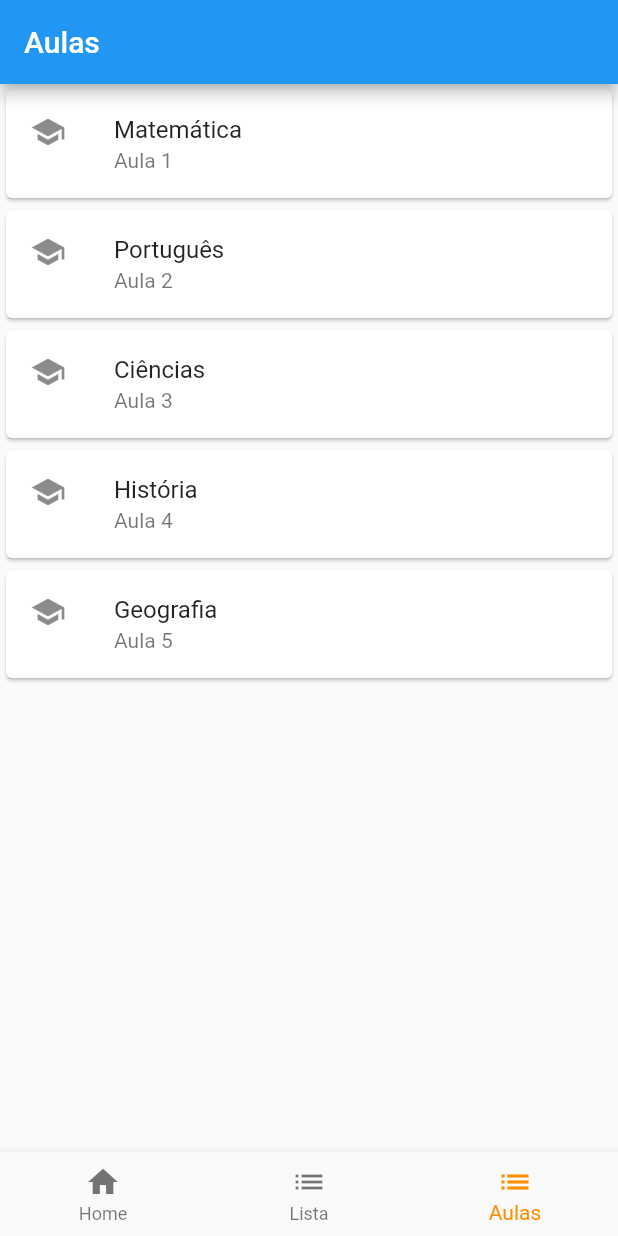
After one commit to joaoroberto01/Chamada, a Flutter app: the screen it shows after launch, item 3 of the bottom bar chosen, on a phone screen of 412 x 824 dp. The commit adds this screen. Run offline on Flutter 3.47's test engine with Material 2 defaults, Android fonts, the phone set to English and light mode, and no system bars; our stand-ins replace flutter_card_swiper.

Commit message:
Fase inicial de desenvolvimento das telas listagem de aulas e modal para confirmação de presença. UI/UX passará por aprimoramentos.

```diff
--- a/lib/example_card.dart
+++ b/lib/example_card.dart
@@ -19,7 +19,7 @@ class ExampleCard extends StatelessWidget {
         color: Colors.white,
         boxShadow: [
           BoxShadow(
-            color: Colors.grey.withOpacity(0.2),
+            color: Colors.grey.withOpacity(0.04),
             spreadRadius: 3,
             blurRadius: 7,
             offset: const Offset(0, 3),
--- a/lib/main.dart
+++ b/lib/main.dart
@@ -1,117 +1,70 @@
+import 'package:chamada/tela_aulas.dart';
 import 'package:flutter/material.dart';
-import 'package:flutter_card_swiper/flutter_card_swiper.dart';
+import 'lista_aulas.dart';
+import 'tela_aulas.dart';
 
-import 'example_card.dart';
-import 'example_candidate_model.dart';
+void main() => runApp(const MyApp());
 
-void main() {
-  runApp(
-    const MaterialApp(
+class MyApp extends StatelessWidget {
+  const MyApp({Key? key}) : super(key: key);
+
+  @override
+  Widget build(BuildContext context) {
+    return const MaterialApp(
       debugShowCheckedModeBanner: false,
-      home: Example(),
-    ),
+      title: 'Minha App Flutter',
+      home: MyHomePage(),
     );
   }
+}
 
-class Example extends StatefulWidget {
-  const Example({
-    Key? key,
-  }) : super(key: key);
+class MyHomePage extends StatefulWidget {
+  const MyHomePage({Key? key}) : super(key: key);
 
   @override
-  State<Example> createState() => _ExamplePageState();
+  _MyHomePageState createState() => _MyHomePageState();
 }
 
-class _ExamplePageState extends State<Example> {
-  final CardSwiperController controller = CardSwiperController();
+class _MyHomePageState extends State<MyHomePage> {
+  int _selectedIndex = 0;
 
-  final cards = candidates.map((candidate) => ExampleCard(candidate)).toList();
+  static List<Widget> _widgetOptions = <Widget>[
+    const Text('Tela Home'),
+    Example(),
+    TelaAulas(),
+  ];
+
+  void _onItemTapped(int index) {
+    setState(() {
+      _selectedIndex = index;
+    });
+  }
 
   @override
   Widget build(BuildContext context) {
     return Scaffold(
-      body: SafeArea(
-        child: Column(
-          children: [
-            Flexible(
-              child: CardSwiper(
-                controller: controller,
-                cardsCount: cards.length,
-                numberOfCardsDisplayed: cards.length,
-                isLoop: false,
-                onSwipe: _onSwipe,
-                onUndo: _onUndo,
-                onEnd:  (){ print("ACABO"); },
-                padding: const EdgeInsets.all(24.0),
-                cardBuilder: (context, index) => cards[index],
-                isVerticalSwipingEnabled: false,
+      body: Center(
+        child: _widgetOptions.elementAt(_selectedIndex),
       ),
+      bottomNavigationBar: BottomNavigationBar(
+        items: const <BottomNavigationBarItem>[
+          BottomNavigationBarItem(
+            icon: Icon(Icons.home),
+            label: 'Home',
           ),
-            Padding(
-              padding: const EdgeInsets.all(16.0),
-              child: Row(
-                mainAxisAlignment: MainAxisAlignment.spaceEvenly,
-                children: [
-                  // FloatingActionButton(
-                  //   onPressed: controller.undo,
-                  //   child: const Icon(Icons.rotate_left),
-                  // ),
-                  // FloatingActionButton(
-                  //   onPressed: controller.swipe,
-                  //   child: const Icon(Icons.rotate_right),
-                  // ),
-                  FloatingActionButton(
-                    onPressed: controller.swipeLeft,
-                    backgroundColor: Colors.red,
-                    elevation: 0,
-                    child: const Icon(Icons.close),
+          BottomNavigationBarItem(
+            icon: Icon(Icons.list),
+            label: 'Lista',
           ),
-                  FloatingActionButton(
-                    onPressed: controller.swipeRight,
-                    backgroundColor: Colors.green,
-                    elevation: 0,
-                    child: const Icon(Icons.done),
-                  ),
-                  FloatingActionButton(
-                    onPressed: controller.undo,
-                    child: const Icon(Icons.undo),
-                  ),
-                  // FloatingActionButton(
-                  //   onPressed: controller.swipeTop,
-                  //   child: const Icon(Icons.keyboard_arrow_up),
-                  // ),
-                  // FloatingActionButton(
-                  //   onPressed: controller.swipeBottom,
-                  //   child: const Icon(Icons.keyboard_arrow_down),
-                  // ),
-                ],
-              ),
+          BottomNavigationBarItem(
+            icon: Icon(Icons.list),
+            label: 'Aulas',
           ),
         ],
-        ),
+        currentIndex: _selectedIndex,
+        selectedItemColor: Colors.amber[800],
+        onTap: _onItemTapped,
       ),
     );
   }
-
-  bool _onSwipe(
-      int previousIndex,
-      int? currentIndex,
-      CardSwiperDirection direction,
-      ) {
-    debugPrint(
-      'The card $previousIndex was swiped to the ${direction.name}. Now the card $currentIndex is on top',
-    );
-    return true;
 }
-
-  bool _onUndo(
-      int? previousIndex,
-      int currentIndex,
-      CardSwiperDirection direction,
-      ) {
-    debugPrint(
-      'The card $currentIndex was undod from the ${direction.name}',
-    );
-    return true;
-  }
-}
--- /dev/null
+++ b/lib/tela_aulas.dart
@@ -0,0 +1,88 @@
+import 'package:flutter/material.dart';
+
+class Aula {
+  final int id;
+  final String nome;
+  final String professor;
+
+  Aula({required this.id, required this.nome, required this.professor});
+}
+
+class TelaAulas extends StatelessWidget {
+  final List<Aula> aulas = [
+    Aula(id: 1, nome: "Matemática", professor: "João Silva"),
+    Aula(id: 2, nome: "Português", professor: "Maria Souza"),
+    Aula(id: 3, nome: "Ciências", professor: "José Santos"),
+    Aula(id: 4, nome: "História", professor: "Ana Oliveira"),
+    Aula(id: 5, nome: "Geografia", professor: "Pedro Mendes"),
+  ];
+
+  @override
+  Widget build(BuildContext context) {
+    return Scaffold(
+      appBar: AppBar(
+        title: Text("Aulas"),
+      ),
+      body: ListView.builder(
+        itemCount: aulas.length,
+        itemBuilder: (BuildContext context, int index) {
+          return Card(
+            child: ListTile(
+              leading: Icon(Icons.school),
+              title: Text(aulas[index].nome),
+              subtitle: Text("Aula ${aulas[index].id}"),
+              onTap: () {
+                // Implementar ação ao tocar na aula
+                _mostrarModal(context, aulas[index]);
+              },
+            ),
+          );
+        },
+      ),
+    );
+  }
+
+void _mostrarModal(BuildContext context, Aula aula) {
+  showDialog(
+    context: context,
+    builder: (BuildContext context) {
+      return AlertDialog(
+        title: Text(aula.nome, style: TextStyle(fontWeight: FontWeight.bold)),
+        content: Text("Professor: ${aula.professor}"),
+        actions: [
+          ElevatedButton(
+            child: Text("CONFIRMAR PRESENÇA"),
+            onPressed: () {
+              // Implementar ação ao marcar presença
+              _mostrarNotificacao(context, aula);
+              Navigator.of(context).pop();
+            },
+          ),
+          TextButton(
+            child: Text("Fechar"),
+            onPressed: () {
+              Navigator.of(context).pop();
+            },
+          ),
+        ],
+      );
+    },
+  );
+}
+
+  void _mostrarNotificacao(BuildContext context, Aula aula) {
+    ScaffoldMessenger.of(context).showSnackBar(
+      SnackBar(
+        content: Row(
+          children: [
+            Icon(Icons.check_circle, color: Colors.green),
+            SizedBox(width: 8),
+            Text("Presença solicitada para a aula de ${aula.nome}."),
+          ],
+        ),
+        duration: Duration(seconds: 3),
+      ),
+    );
+  }
+
+}
--- a/pubspec.yaml
+++ b/pubspec.yaml
@@ -19,7 +19,7 @@ publish_to: 'none' # Remove this line if you wish to publish to pub.dev
 version: 1.0.0+1
 
 environment:
-  sdk: '>=2.19.6 <3.0.0'
+  sdk: '>=2.18.5 <3.0.0'
 
 # Dependencies specify other packages that your package needs in order to work.
 # To automatically upgrade your package dependencies to the latest versions
```
Also changed, not shown: lib/lista_aulas.dart (added, +110 -0 lines), pubspec.lock, 1 other file. Lines whose indentation alone changed are shown as unchanged.
